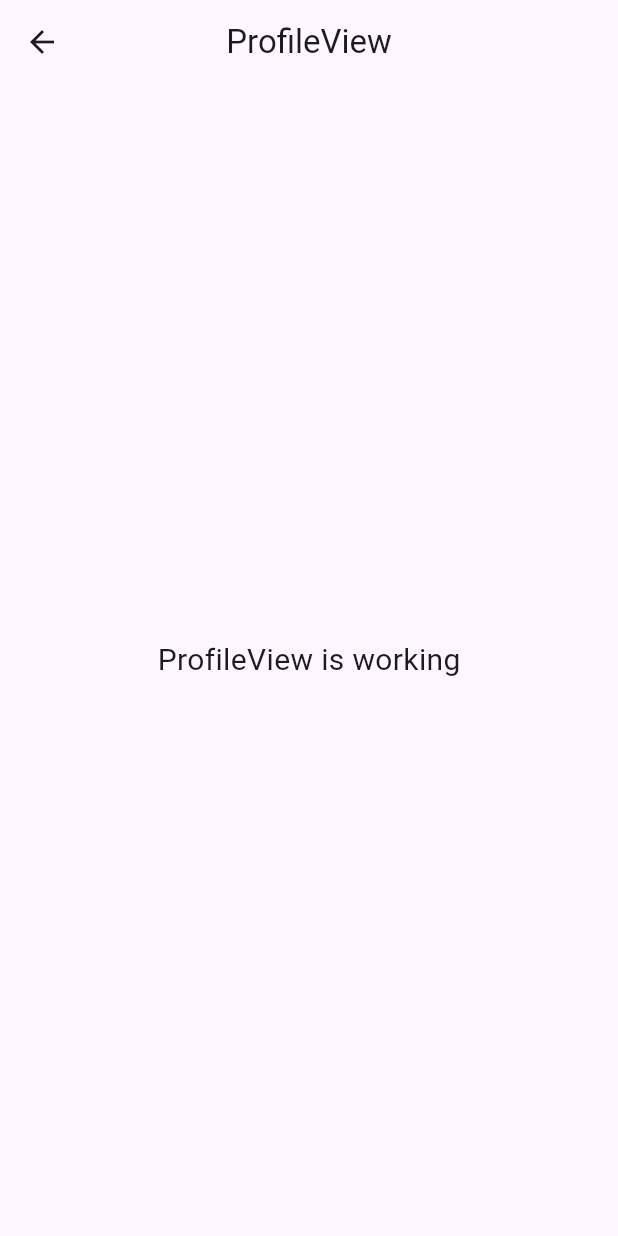
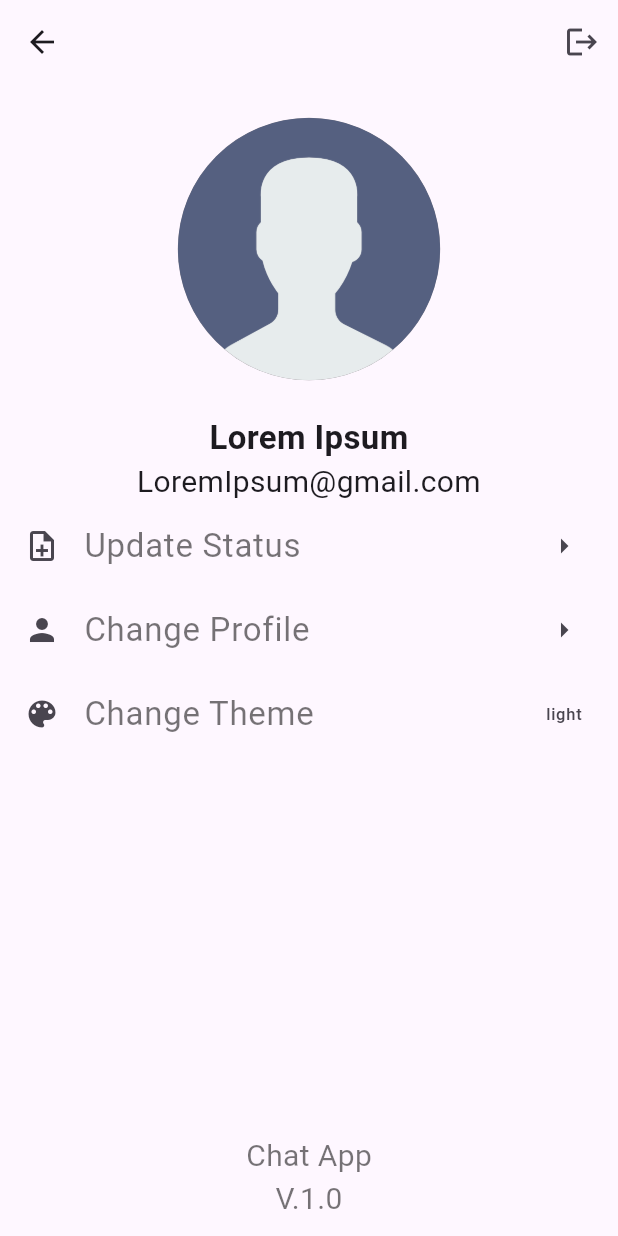
Before and after one commit to hakimxiao/flutter-chat-app, a Flutter app: the ProfileView screen opened by its route, on a phone screen of 412 x 824 dp. Run offline on Flutter 3.47's test engine with Material 3 defaults, Android fonts, the phone set to English and light mode, and no system bars; drawn by our look-alikes of avatar_glow; our stand-ins replace firebase_core, get, introduction_screen, lottie; accounts and stored records are empty.

Commit message:
- CREATE -  * Profile Screen

```diff
--- a/lib/app/modules/profile/views/profile_view.dart
+++ b/lib/app/modules/profile/views/profile_view.dart
@@ -1,3 +1,4 @@
+import 'package:avatar_glow/avatar_glow.dart';
 import 'package:flutter/material.dart';
 
 import 'package:get/get.dart';
@@ -10,14 +11,100 @@ class ProfileView extends GetView<ProfileController> {
   Widget build(BuildContext context) {
     return Scaffold(
       appBar: AppBar(
-        title: const Text('ProfileView'),
-        centerTitle: true,
+        leading: IconButton(onPressed: () {}, icon: Icon(Icons.arrow_back)),
+        actions: [IconButton(onPressed: () {}, icon: Icon(Icons.logout))],
       ),
-      body: const Center(
-        child: Text(
-          'ProfileView is working',
-          style: TextStyle(fontSize: 20),
-        ),
+      body: Column(
+        children: [
+          SizedBox(
+            child: Column(
+              children: [
+                AvatarGlow(
+                  endRadius: 110,
+                  glowColor: Colors.black,
+                  duration: Duration(seconds: 2),
+                  child: Container(
+                    margin: EdgeInsets.all(15),
+                    width: 175,
+                    height: 175,
+                    decoration: BoxDecoration(
+                      color: Colors.black38,
+                      borderRadius: BorderRadius.circular(100),
+                      image: DecorationImage(
+                        image: AssetImage('assets/logo/noimage.png'),
+                        fit: BoxFit.cover,
+                      ),
+                    ),
+                  ),
+                ),
+                Text(
+                  "Lorem Ipsum",
+                  style: TextStyle(fontSize: 22, fontWeight: FontWeight.bold),
+                  textAlign: TextAlign.center,
+                ),
+                Text(
+                  "LoremIpsum@gmail.com",
+                  style: TextStyle(fontSize: 20),
+                  textAlign: TextAlign.center,
+                ),
+              ],
+            ),
+          ),
+          Expanded(
+            child: SizedBox(
+              child: Column(
+                children: [
+                  ListTile(
+                    onTap: () {},
+                    leading: Icon(Icons.note_add_outlined),
+                    title: Text(
+                      "Update Status",
+                      style: TextStyle(fontSize: 22, color: Colors.black54),
+                    ),
+                    trailing: Icon(Icons.arrow_right),
+                  ),
+                  ListTile(
+                    onTap: () {},
+                    leading: Icon(Icons.person),
+                    title: Text(
+                      "Change Profile",
+                      style: TextStyle(fontSize: 22, color: Colors.black54),
+                    ),
+                    trailing: Icon(Icons.arrow_right),
+                  ),
+                  ListTile(
+                    onTap: () {},
+                    leading: Icon(Icons.color_lens),
+                    title: Text(
+                      "Change Theme",
+                      style: TextStyle(fontSize: 22, color: Colors.black54),
+                    ),
+                    trailing: Text("light"),
+                  ),
+                ],
+              ),
+            ),
+          ),
+          SizedBox(height: 20),
+          Container(
+            margin: EdgeInsets.only(
+              bottom: context.mediaQueryPadding.bottom + 10,
+            ),
+            child: Column(
+              mainAxisAlignment: MainAxisAlignment.center,
+              children: [
+                Text(
+                  "Chat App",
+                  style: TextStyle(fontSize: 20, color: Colors.black54),
+                ),
+                Text(
+                  "V.1.0",
+                  style: TextStyle(fontSize: 20, color: Colors.black54),
+                ),
+              ],
+            ),
+          ),
+        ],
       ),
     );
   }
--- a/lib/main.dart
+++ b/lib/main.dart
@@ -32,7 +32,7 @@ class MyApp extends StatelessWidget {
         if (snapshot.connectionState == ConnectionState.done) {
           return GetMaterialApp(
             title: "ChatApp",
-            initialRoute: Routes.SEARCH_FRIEND,
+            initialRoute: Routes.PROFILE,
             getPages: AppPages.routes,
           );
           // return FutureBuilder(
--- a/pubspec.yaml
+++ b/pubspec.yaml
@@ -40,6 +40,7 @@ dependencies:
   firebase_auth: ^6.0.2
   lottie: ^3.3.1
   introduction_screen: ^4.0.0
+  avatar_glow: ^2.0.2
 
 dev_dependencies:
   flutter_test:
```
Also changed, not shown: pubspec.lock, 1 other file.
